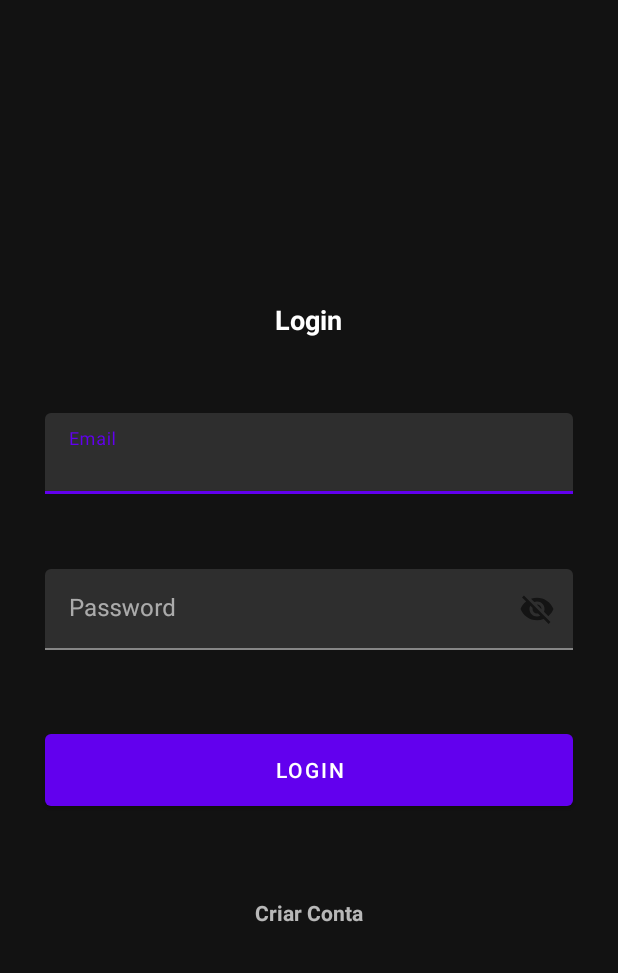
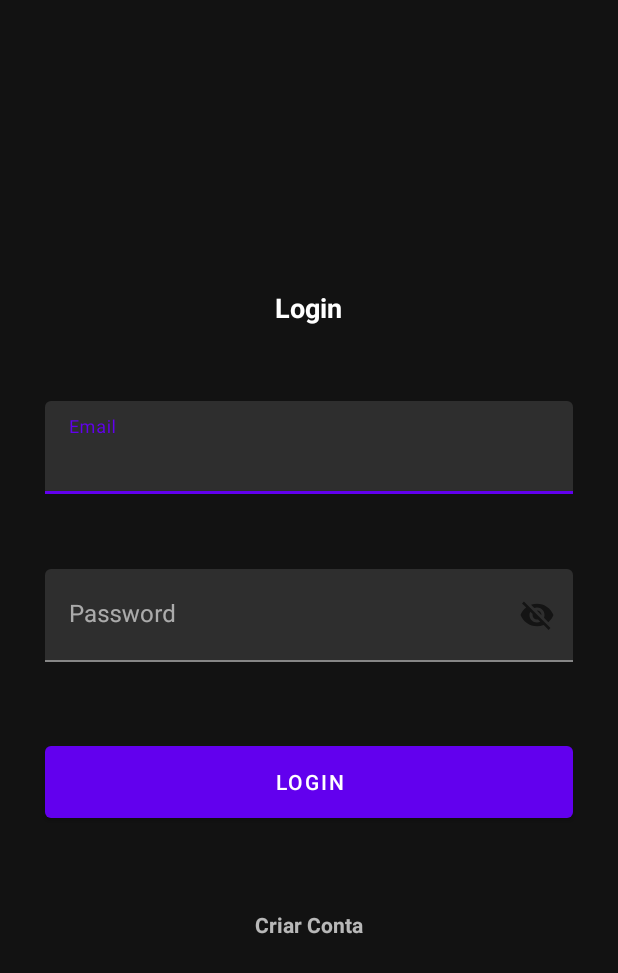
Before and after one commit to tiag021/FitPath, an Android app: the screen it shows after launch (Login), on a phone screen of 412 x 824 dp. Shown: the top 973 px of the screen. Run offline under Robolectric (Android 15) with nearby library versions, the phone set to English and light mode, and no system bars.

Commit message:
mudança de padding no texto do login

```diff
--- a/app/src/main/res/layout/activity_login.xml
+++ b/app/src/main/res/layout/activity_login.xml
@@ -34,7 +34,7 @@
                 android:id="@+id/lgEmail"
                 android:hint="Email"
                 android:textColor="@color/white"
-                android:padding="16dp"
+                android:padding="20dp"
                 android:layout_width="match_parent"
                 android:layout_height="wrap_content"/>
 
@@ -54,7 +54,7 @@
                 android:id="@+id/lgPassword"
                 android:hint="Password"
                 android:textColor="@color/white"
-                android:padding="16dp"
+                android:padding="20dp"
                 android:layout_width="match_parent"
                 android:layout_height="wrap_content"/>
 
```
